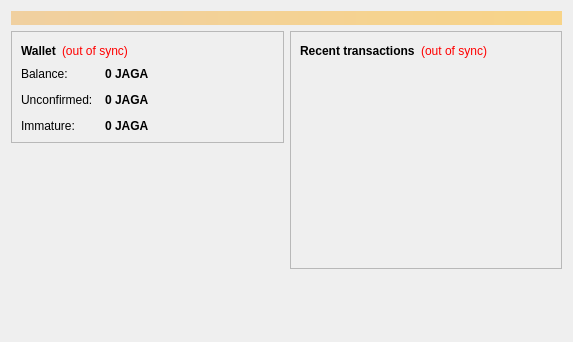
The window that src/qt/forms/overviewpage.ui (jagaricoin-project/jagaricoin) describes before a commit, drawn with Qt 5.
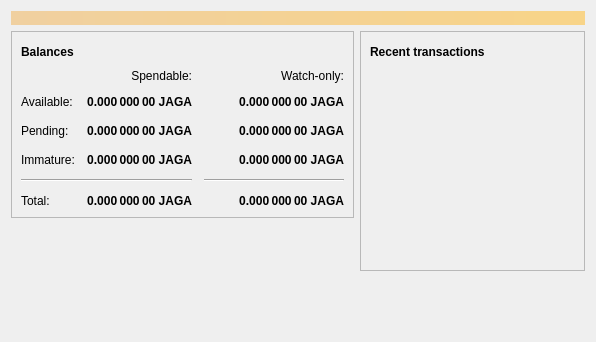
The same window after the commit. Icons and pictures are not drawn.

The edit to the form file:
```diff
--- a/src/qt/forms/overviewpage.ui
+++ b/src/qt/forms/overviewpage.ui
@@ -6,7 +6,7 @@
    <rect>
     <x>0</x>
     <y>0</y>
-    <width>573</width>
+    <width>596</width>
     <height>342</height>
    </rect>
   </property>
@@ -20,7 +20,7 @@
       <bool>false</bool>
      </property>
      <property name="styleSheet">
-      <string notr="true">background-color: qlineargradient(x1: 0, y1: 0, x2: 1, y2: 0, stop:0 #F0D0A0, stop:1 #F8D488); color:#000000;</string>
+      <string notr="true">QLabel { background-color: qlineargradient(x1: 0, y1: 0, x2: 1, y2: 0, stop:0 #F0D0A0, stop:1 #F8D488); color:#000000; }</string>
      </property>
      <property name="wordWrap">
       <bool>true</bool>
@@ -54,27 +54,197 @@
                </font>
               </property>
               <property name="text">
-               <string>Wallet</string>
+               <string>Balances</string>
               </property>
              </widget>
             </item>
             <item>
-             <widget class="QLabel" name="labelWalletStatus">
+             <widget class="QPushButton" name="labelWalletStatus">
+              <property name="enabled">
+               <bool>true</bool>
+              </property>
+              <property name="maximumSize">
+               <size>
+                <width>30</width>
+                <height>16777215</height>
+               </size>
+              </property>
               <property name="toolTip">
                <string>The displayed information may be out of date. Your wallet automatically synchronizes with the Jagaricoin network after a connection is established, but this process has not completed yet.</string>
               </property>
-              <property name="styleSheet">
-               <string notr="true">QLabel { color: red; }</string>
-              </property>
               <property name="text">
-               <string notr="true">(out of sync)</string>
+               <string/>
               </property>
-              <property name="alignment">
-               <set>Qt::AlignLeading|Qt::AlignLeft|Qt::AlignVCenter</set>
+              <property name="icon">
+               <iconset resource="../bitcoin.qrc">
+                <normaloff>:/icons/warning</normaloff>
+                <disabledoff>:/icons/warning</disabledoff>:/icons/warning</iconset>
+              </property>
+              <property name="iconSize">
+               <size>
+                <width>24</width>
+                <height>24</height>
+               </size>
+              </property>
+              <property name="flat">
+               <bool>true</bool>
               </property>
              </widget>
             </item>
             <item>
+             <spacer name="horizontalSpacer_3">
+              <property name="orientation">
+               <enum>Qt::Horizontal</enum>
+              </property>
+              <property name="sizeHint" stdset="0">
+               <size>
+                <width>40</width>
+                <height>20</height>
+               </size>
+              </property>
+             </spacer>
+            </item>
+           </layout>
+          </item>
+          <item>
+           <layout class="QGridLayout" name="gridLayout">
+            <property name="spacing">
+             <number>12</number>
+            </property>
+            <item row="2" column="2">
+             <widget class="QLabel" name="labelWatchPending">
+              <property name="font">
+               <font>
+                <weight>75</weight>
+                <bold>true</bold>
+               </font>
+              </property>
+              <property name="cursor">
+               <cursorShape>IBeamCursor</cursorShape>
+              </property>
+              <property name="toolTip">
+               <string>Unconfirmed transactions to watch-only addresses</string>
+              </property>
+              <property name="text">
+               <string notr="true">0.000 000 00 JAGA</string>
+              </property>
+              <property name="alignment">
+               <set>Qt::AlignRight|Qt::AlignTrailing|Qt::AlignVCenter</set>
+              </property>
+              <property name="textInteractionFlags">
+               <set>Qt::LinksAccessibleByMouse|Qt::TextSelectableByKeyboard|Qt::TextSelectableByMouse</set>
+              </property>
+             </widget>
+            </item>
+            <item row="2" column="1">
+             <widget class="QLabel" name="labelUnconfirmed">
+              <property name="font">
+               <font>
+                <weight>75</weight>
+                <bold>true</bold>
+               </font>
+              </property>
+              <property name="cursor">
+               <cursorShape>IBeamCursor</cursorShape>
+              </property>
+              <property name="toolTip">
+               <string>Total of transactions that have yet to be confirmed, and do not yet count toward the spendable balance</string>
+              </property>
+              <property name="text">
+               <string notr="true">0.000 000 00 JAGA</string>
+              </property>
+              <property name="alignment">
+               <set>Qt::AlignRight|Qt::AlignTrailing|Qt::AlignVCenter</set>
+              </property>
+              <property name="textInteractionFlags">
+               <set>Qt::LinksAccessibleByMouse|Qt::TextSelectableByKeyboard|Qt::TextSelectableByMouse</set>
+              </property>
+             </widget>
+            </item>
+            <item row="3" column="2">
+             <widget class="QLabel" name="labelWatchImmature">
+              <property name="font">
+               <font>
+                <weight>75</weight>
+                <bold>true</bold>
+               </font>
+              </property>
+              <property name="cursor">
+               <cursorShape>IBeamCursor</cursorShape>
+              </property>
+              <property name="toolTip">
+               <string>Mined balance in watch-only addresses that has not yet matured</string>
+              </property>
+              <property name="text">
+               <string notr="true">0.000 000 00 JAGA</string>
+              </property>
+              <property name="alignment">
+               <set>Qt::AlignRight|Qt::AlignTrailing|Qt::AlignVCenter</set>
+              </property>
+              <property name="textInteractionFlags">
+               <set>Qt::LinksAccessibleByMouse|Qt::TextSelectableByKeyboard|Qt::TextSelectableByMouse</set>
+              </property>
+             </widget>
+            </item>
+            <item row="4" column="0" colspan="2">
+             <widget class="Line" name="line">
+              <property name="orientation">
+               <enum>Qt::Horizontal</enum>
+              </property>
+             </widget>
+            </item>
+            <item row="4" column="2">
+             <widget class="Line" name="lineWatchBalance">
+              <property name="sizePolicy">
+               <sizepolicy hsizetype="Preferred" vsizetype="Fixed">
+                <horstretch>0</horstretch>
+                <verstretch>0</verstretch>
+               </sizepolicy>
+              </property>
+              <property name="minimumSize">
+               <size>
+                <width>140</width>
+                <height>0</height>
+               </size>
+              </property>
+              <property name="orientation">
+               <enum>Qt::Horizontal</enum>
+              </property>
+             </widget>
+            </item>
+            <item row="5" column="0">
+             <widget class="QLabel" name="labelTotalText">
+              <property name="text">
+               <string>Total:</string>
+              </property>
+             </widget>
+            </item>
+            <item row="3" column="1">
+             <widget class="QLabel" name="labelImmature">
+              <property name="font">
+               <font>
+                <weight>75</weight>
+                <bold>true</bold>
+               </font>
+              </property>
+              <property name="cursor">
+               <cursorShape>IBeamCursor</cursorShape>
+              </property>
+              <property name="toolTip">
+               <string>Mined balance that has not yet matured</string>
+              </property>
+              <property name="text">
+               <string notr="true">0.000 000 00 JAGA</string>
+              </property>
+              <property name="alignment">
+               <set>Qt::AlignRight|Qt::AlignTrailing|Qt::AlignVCenter</set>
+              </property>
+              <property name="textInteractionFlags">
+               <set>Qt::LinksAccessibleByMouse|Qt::TextSelectableByKeyboard|Qt::TextSelectableByMouse</set>
+              </property>
+             </widget>
+            </item>
+            <item row="2" column="3">
              <spacer name="horizontalSpacer_2">
               <property name="orientation">
                <enum>Qt::Horizontal</enum>
@@ -87,28 +257,15 @@
               </property>
              </spacer>
             </item>
-           </layout>
-          </item>
-          <item>
-           <layout class="QFormLayout" name="formLayout_2">
-            <property name="fieldGrowthPolicy">
-             <enum>QFormLayout::AllNonFixedFieldsGrow</enum>
-            </property>
-            <property name="horizontalSpacing">
-             <number>12</number>
-            </property>
-            <property name="verticalSpacing">
-             <number>12</number>
-            </property>
-            <item row="0" column="0">
-             <widget class="QLabel" name="label">
+            <item row="3" column="0">
+             <widget class="QLabel" name="labelImmatureText">
               <property name="text">
-               <string>Balance:</string>
+               <string>Immature:</string>
               </property>
              </widget>
             </item>
-            <item row="0" column="1">
-             <widget class="QLabel" name="labelBalance">
+            <item row="5" column="1">
+             <widget class="QLabel" name="labelTotal">
               <property name="font">
                <font>
                 <weight>75</weight>
@@ -122,22 +279,60 @@
                <string>Your current balance</string>
               </property>
               <property name="text">
-               <string notr="true">0 JAGA</string>
+               <string notr="true">0.000 000 00 JAGA</string>
               </property>
+              <property name="alignment">
+               <set>Qt::AlignRight|Qt::AlignTrailing|Qt::AlignVCenter</set>
+              </property>
               <property name="textInteractionFlags">
                <set>Qt::LinksAccessibleByMouse|Qt::TextSelectableByKeyboard|Qt::TextSelectableByMouse</set>
               </property>
              </widget>
             </item>
+            <item row="5" column="2">
+             <widget class="QLabel" name="labelWatchTotal">
+              <property name="font">
+               <font>
+                <weight>75</weight>
+                <bold>true</bold>
+               </font>
+              </property>
+              <property name="cursor">
+               <cursorShape>IBeamCursor</cursorShape>
+              </property>
+              <property name="toolTip">
+               <string>Current total balance in watch-only addresses</string>
+              </property>
+              <property name="text">
+               <string notr="true">0.000 000 00 JAGA</string>
+              </property>
+              <property name="alignment">
+               <set>Qt::AlignRight|Qt::AlignTrailing|Qt::AlignVCenter</set>
+              </property>
+              <property name="textInteractionFlags">
+               <set>Qt::LinksAccessibleByMouse|Qt::TextSelectableByKeyboard|Qt::TextSelectableByMouse</set>
+              </property>
+             </widget>
+            </item>
+            <item row="0" column="2">
+             <widget class="QLabel" name="labelWatchonly">
+              <property name="text">
+               <string>Watch-only:</string>
+              </property>
+              <property name="alignment">
+               <set>Qt::AlignRight|Qt::AlignTrailing|Qt::AlignVCenter</set>
+              </property>
+             </widget>
+            </item>
             <item row="1" column="0">
-             <widget class="QLabel" name="label_3">
+             <widget class="QLabel" name="labelBalanceText">
               <property name="text">
-               <string>Unconfirmed:</string>
+               <string>Available:</string>
               </property>
              </widget>
             </item>
             <item row="1" column="1">
-             <widget class="QLabel" name="labelUnconfirmed">
+             <widget class="QLabel" name="labelBalance">
               <property name="font">
                <font>
                 <weight>75</weight>
@@ -151,7 +346,35 @@
                <string>Total of transactions that have yet to be confirmed, and do not yet count toward the current balance</string>
               </property>
               <property name="text">
-               <string notr="true">0 JAGA</string>
+               <string notr="true">0.000 000 00 JAGA</string>
+              </property>
+              <property name="alignment">
+               <set>Qt::AlignRight|Qt::AlignTrailing|Qt::AlignVCenter</set>
+              </property>
+              <property name="textInteractionFlags">
+               <set>Qt::LinksAccessibleByMouse|Qt::TextSelectableByKeyboard|Qt::TextSelectableByMouse</set>
+              </property>
+             </widget>
+            </item>
+            <item row="1" column="2">
+             <widget class="QLabel" name="labelWatchAvailable">
+              <property name="font">
+               <font>
+                <weight>75</weight>
+                <bold>true</bold>
+               </font>
+              </property>
+              <property name="cursor">
+               <cursorShape>IBeamCursor</cursorShape>
+              </property>
+              <property name="toolTip">
+               <string>Your current balance in watch-only addresses</string>
+              </property>
+              <property name="text">
+               <string notr="true">0.000 000 00 JAGA</string>
+              </property>
+              <property name="alignment">
+               <set>Qt::AlignRight|Qt::AlignTrailing|Qt::AlignVCenter</set>
               </property>
               <property name="textInteractionFlags">
                <set>Qt::LinksAccessibleByMouse|Qt::TextSelectableByKeyboard|Qt::TextSelectableByMouse</set>
@@ -159,28 +382,19 @@
              </widget>
             </item>
             <item row="2" column="0">
-             <widget class="QLabel" name="labelImmatureText">
+             <widget class="QLabel" name="labelPendingText">
               <property name="text">
-               <string>Immature:</string>
+               <string>Pending:</string>
               </property>
              </widget>
             </item>
-            <item row="2" column="1">
-             <widget class="QLabel" name="labelImmature">
-              <property name="font">
-               <font>
-                <weight>75</weight>
-                <bold>true</bold>
-               </font>
-              </property>
-              <property name="toolTip">
-               <string>Mined balance that has not yet matured</string>
-              </property>
+            <item row="0" column="1">
+             <widget class="QLabel" name="labelSpendable">
               <property name="text">
-               <string notr="true">0 JAGA</string>
+               <string>Spendable:</string>
               </property>
-              <property name="textInteractionFlags">
-               <set>Qt::LinksAccessibleByMouse|Qt::TextSelectableByKeyboard|Qt::TextSelectableByMouse</set>
+              <property name="alignment">
+               <set>Qt::AlignRight|Qt::AlignTrailing|Qt::AlignVCenter</set>
               </property>
              </widget>
             </item>
@@ -219,24 +433,47 @@
            <layout class="QHBoxLayout" name="horizontalLayout_2">
             <item>
              <widget class="QLabel" name="label_4">
+              <property name="font">
+               <font>
+                <weight>75</weight>
+                <bold>true</bold>
+               </font>
+              </property>
               <property name="text">
-               <string>&lt;b&gt;Recent transactions&lt;/b&gt;</string>
+               <string>Recent transactions</string>
               </property>
              </widget>
             </item>
             <item>
-             <widget class="QLabel" name="labelTransactionsStatus">
+             <widget class="QPushButton" name="labelTransactionsStatus">
+              <property name="enabled">
+               <bool>true</bool>
+              </property>
+              <property name="maximumSize">
+               <size>
+                <width>30</width>
+                <height>16777215</height>
+               </size>
+              </property>
               <property name="toolTip">
                <string>The displayed information may be out of date. Your wallet automatically synchronizes with the Jagaricoin network after a connection is established, but this process has not completed yet.</string>
               </property>
-              <property name="styleSheet">
-               <string notr="true">QLabel { color: red; }</string>
-              </property>
               <property name="text">
-               <string notr="true">(out of sync)</string>
+               <string/>
               </property>
-              <property name="alignment">
-               <set>Qt::AlignRight|Qt::AlignTrailing|Qt::AlignVCenter</set>
+              <property name="icon">
+               <iconset resource="../bitcoin.qrc">
+                <normaloff>:/icons/warning</normaloff>
+                <disabledoff>:/icons/warning</disabledoff>:/icons/warning</iconset>
+              </property>
+              <property name="iconSize">
+               <size>
+                <width>24</width>
+                <height>24</height>
+               </size>
+              </property>
+              <property name="flat">
+               <bool>true</bool>
               </property>
              </widget>
             </item>
```
Left out of the diff: 7 changed lines with no effect on the pictures.
